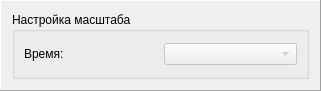
This is src/resources/frm_online_control_plot.ui in mcsltd/mcs-inRat-planner as Qt 5 draws it before an edit. The edited form follows.
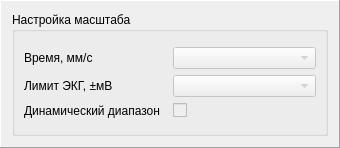
This is the edited form.

Commit message: feature: add visible voltage control

```diff
--- a/src/resources/frm_online_control_plot.ui
+++ b/src/resources/frm_online_control_plot.ui
@@ -6,8 +6,8 @@
    <rect>
     <x>0</x>
     <y>0</y>
-    <width>321</width>
-    <height>91</height>
+    <width>340</width>
+    <height>148</height>
    </rect>
   </property>
   <property name="windowTitle">
@@ -55,6 +55,13 @@
      <layout class="QGridLayout" name="gridLayout">
       <item row="0" column="0">
        <layout class="QGridLayout" name="gridLayout_3">
+        <item row="0" column="0">
+         <widget class="QLabel" name="labelTime">
+          <property name="text">
+           <string>Время, мм/c</string>
+          </property>
+         </widget>
+        </item>
         <item row="0" column="1">
          <widget class="QComboBox" name="comboBoxSpeed">
           <property name="enabled">
@@ -74,10 +81,43 @@
           </property>
          </widget>
         </item>
-        <item row="0" column="0">
-         <widget class="QLabel" name="label">
+        <item row="1" column="1">
+         <widget class="QComboBox" name="comboBoxEcgLimit">
+          <property name="enabled">
+           <bool>false</bool>
+          </property>
+         </widget>
+        </item>
+        <item row="1" column="0">
+         <widget class="QLabel" name="labelECG">
           <property name="text">
-           <string>Время:</string>
+           <string>Лимит ЭКГ, ±мВ</string>
+          </property>
+         </widget>
+        </item>
+        <item row="2" column="1">
+         <widget class="QCheckBox" name="checkBoxDynamicRange">
+          <property name="enabled">
+           <bool>false</bool>
+          </property>
+          <property name="autoFillBackground">
+           <bool>false</bool>
+          </property>
+          <property name="text">
+           <string/>
+          </property>
+          <property name="autoRepeat">
+           <bool>false</bool>
+          </property>
+          <property name="tristate">
+           <bool>false</bool>
+          </property>
+         </widget>
+        </item>
+        <item row="2" column="0">
+         <widget class="QLabel" name="labelDynamicRange">
+          <property name="text">
+           <string>Динамический диапазон</string>
           </property>
          </widget>
         </item>
```
The commit also changes 2 other files.
